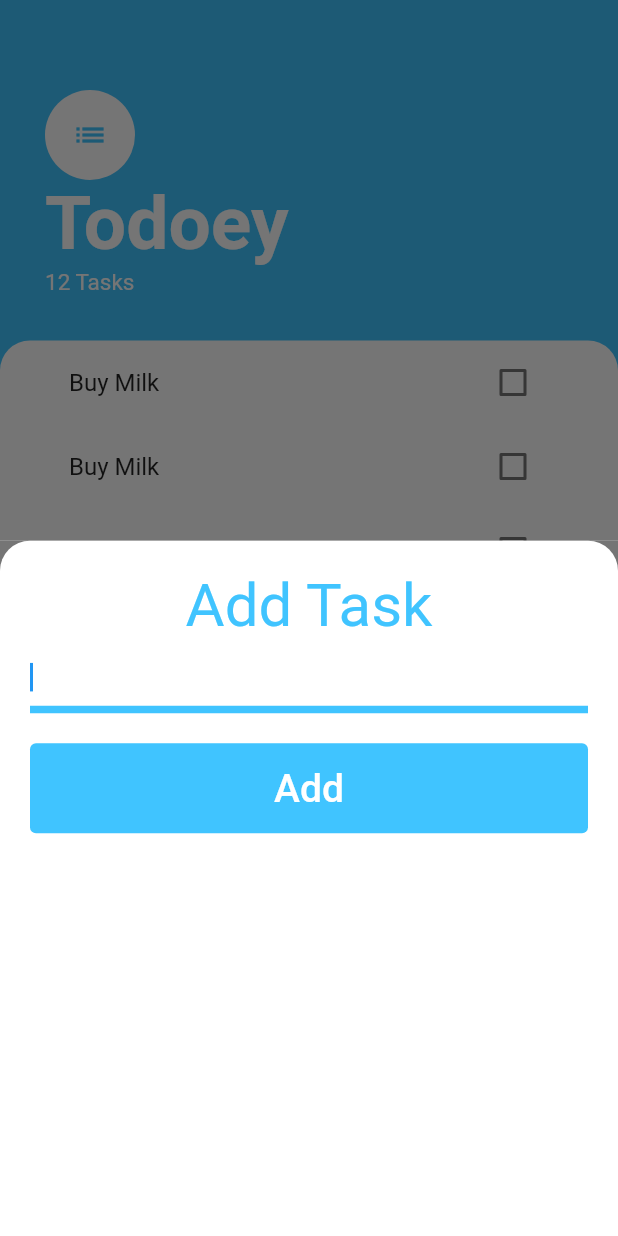
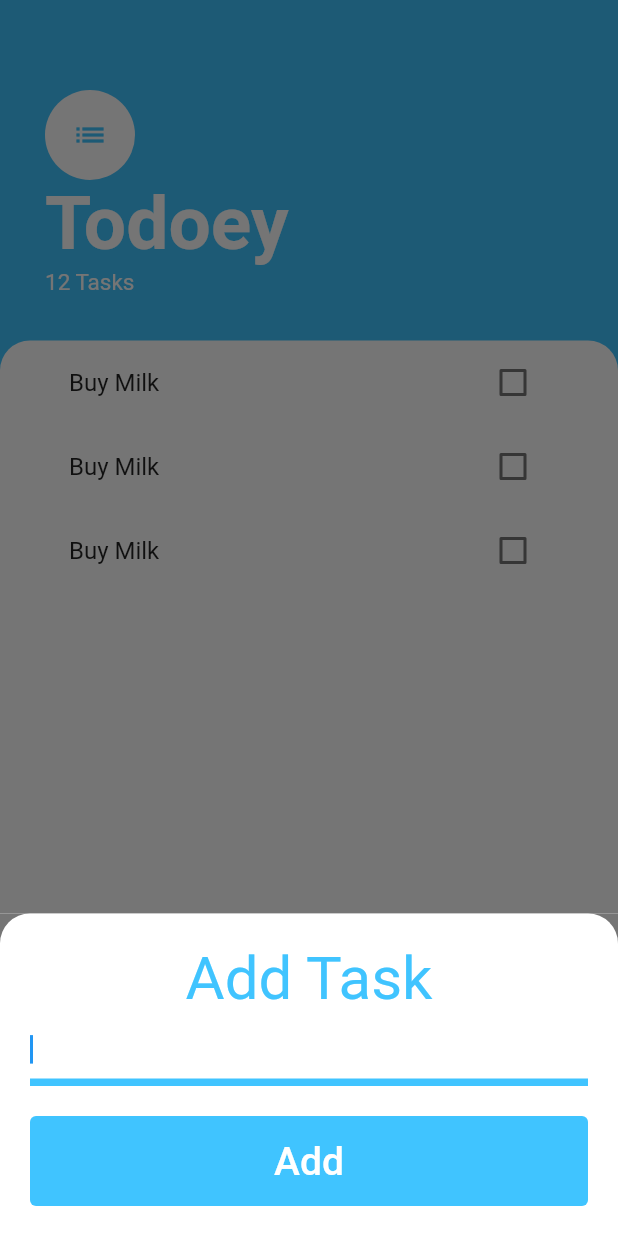
Before and after one commit to MostafaAE/todoey_flutter, a Flutter app: the screen it shows after launch, after a tap on the "add" icon, on a phone screen of 412 x 824 dp. Run offline on Flutter 3.47's test engine with Material 2 defaults, Android fonts, the phone set to English and light mode, and no system bars.

Commit message:
Resizing modalBottomSheet to place it above keyboard

```diff
--- a/lib/screens/add-task-screen.dart
+++ b/lib/screens/add-task-screen.dart
@@ -45,8 +45,7 @@ class AddTaskScreen extends StatelessWidget {
             SizedBox(
               height: 20.0,
             ),
-            Flexible(
-              child: TextButton(
+            TextButton(
               child: Text(
                 'Add',
                 style: TextStyle(
@@ -60,7 +59,6 @@ class AddTaskScreen extends StatelessWidget {
                 padding: EdgeInsets.all(15),
               ),
             ),
-            ),
           ],
         ),
       ),
--- a/lib/screens/tasks-screen.dart
+++ b/lib/screens/tasks-screen.dart
@@ -9,15 +9,17 @@ class TasksScreen extends StatelessWidget {
     return Scaffold(
       backgroundColor: Colors.lightBlueAccent,
       floatingActionButton: FloatingActionButton(
+        backgroundColor: Colors.lightBlueAccent,
+        child: Icon(Icons.add),
         onPressed: () {
           showModalBottomSheet(
-              context: context, builder: (context) => AddTaskScreen());
+            context: context,
+            isScrollControlled: true,
+            builder: (context) => SingleChildScrollView(
+              child: AddTaskScreen(),
+            ),
+          );
         },
-        backgroundColor: Colors.lightBlueAccent,
-        child: Icon(
-          Icons.add,
-          color: Colors.white,
-        ),
       ),
       body: Column(
         crossAxisAlignment: CrossAxisAlignment.start,
```
Lines whose indentation alone changed are shown as unchanged.
